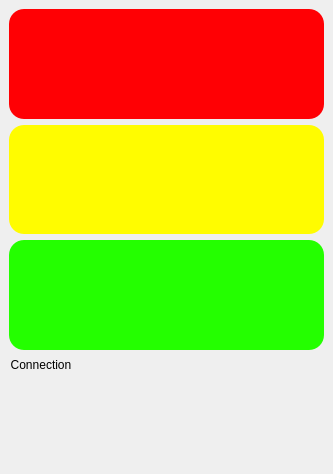
Old version of the form mainwindow.ui in the repository shlyakpavel/laterne.
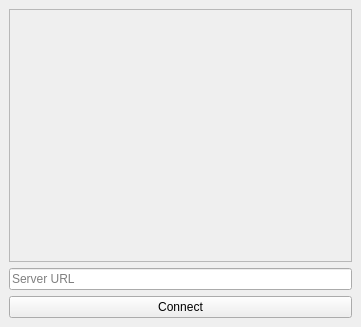
New version of the form.

Commit message: Network connection

```diff
--- a/mainwindow.ui
+++ b/mainwindow.ui
@@ -6,8 +6,8 @@
    <rect>
     <x>0</x>
     <y>0</y>
-    <width>333</width>
-    <height>474</height>
+    <width>361</width>
+    <height>327</height>
    </rect>
   </property>
   <property name="windowTitle">
@@ -18,8 +18,7 @@
     <item>
      <widget class="QFrame" name="redFrame">
       <property name="styleSheet">
-       <string notr="true">background-color: rgb(255, 0, 4);
-border-radius: 15px;</string>
+       <string notr="true"/>
       </property>
       <property name="frameShape">
        <enum>QFrame::StyledPanel</enum>
@@ -30,40 +29,16 @@
      </widget>
     </item>
     <item>
-     <widget class="QFrame" name="yellowFrame">
-      <property name="styleSheet">
-       <string notr="true">background-color: rgb(255, 252, 0);
-border-radius: 15px;</string>
+     <widget class="QLineEdit" name="urlEdit">
+      <property name="placeholderText">
+       <string>Server URL</string>
       </property>
-      <property name="frameShape">
-       <enum>QFrame::StyledPanel</enum>
-      </property>
-      <property name="frameShadow">
-       <enum>QFrame::Raised</enum>
-      </property>
      </widget>
     </item>
     <item>
-     <widget class="QFrame" name="greenFrame">
-      <property name="styleSheet">
-       <string notr="true">background-color: rgb(36, 255, 0);
-border-radius: 15px;</string>
-      </property>
-      <property name="frameShape">
-       <enum>QFrame::StyledPanel</enum>
-      </property>
-      <property name="frameShadow">
-       <enum>QFrame::Raised</enum>
-      </property>
-     </widget>
-    </item>
-    <item>
-     <widget class="QGroupBox" name="connectionBox">
-      <property name="styleSheet">
-       <string notr="true">border-radius: 15px;</string>
-      </property>
-      <property name="title">
-       <string>Connection</string>
+     <widget class="QPushButton" name="connectButton">
+      <property name="text">
+       <string>Connect</string>
       </property>
      </widget>
     </item>
```
Left out of the diff: 2 changed lines with no effect on the pictures. The commit also changes 3 other files.
